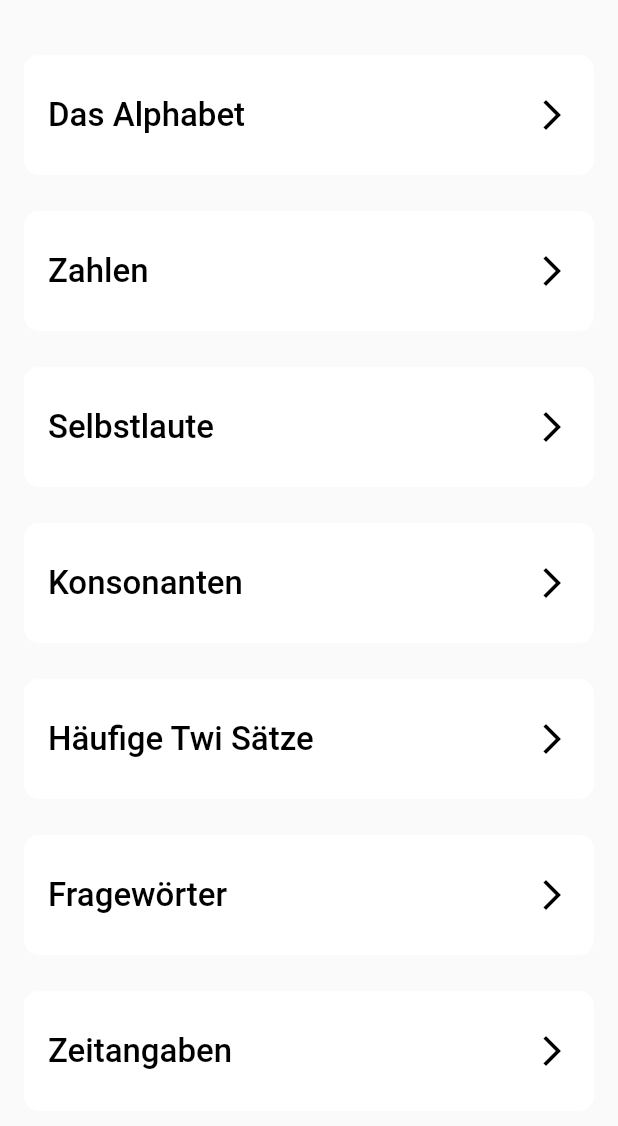
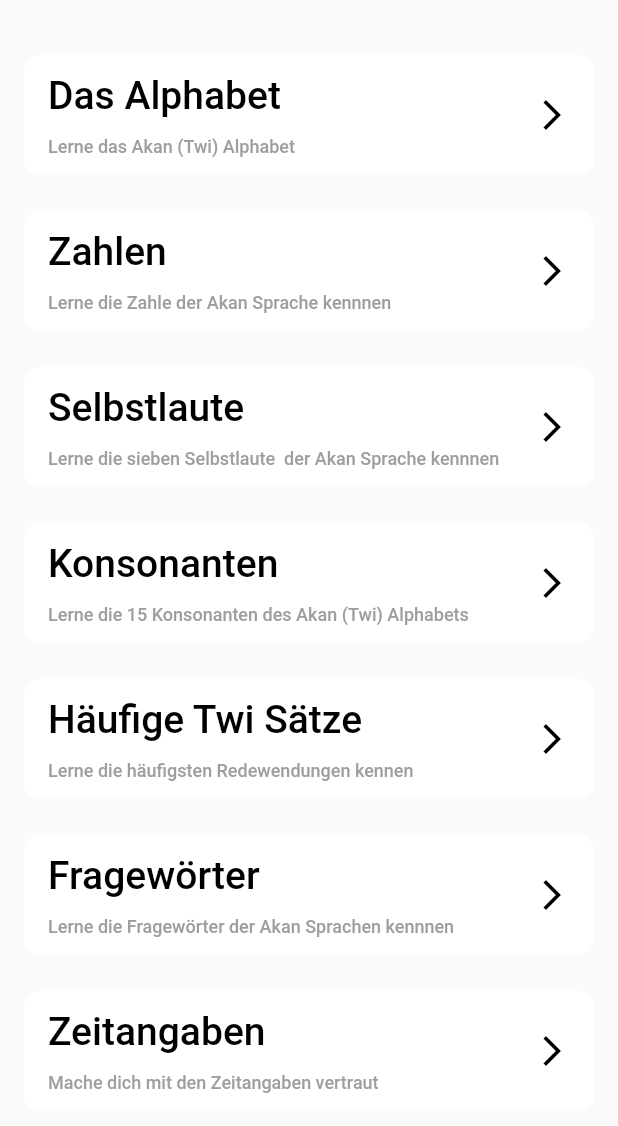
Before and after one commit to BeffJezos/sankofa, a Flutter app: the HomeScreen screen opened directly, on a phone screen of 412 x 824 dp, the part 110-1236 px from its top. Run offline on Flutter 3.47's test engine with Material 2 defaults, Android fonts, the phone set to English and light mode, and no system bars; our stand-ins replace audioplayers, splashscreen.

Commit message:
Viertes Update

```diff
--- a/assets/quize/wochentagequiz.json
+++ b/assets/quize/wochentagequiz.json
@@ -6,7 +6,7 @@
     "4": "Wie lautet der Akan-Tag für Donnerstag?",
     "5": "Wie lautet der Akan-Tag für Freitag?",
     "6": "Wie lautet der Akan-Tag für Samstag?",
-    "7": "Wie lautet der Akan-Tag für Soinntag?",
+    "7": "Wie lautet der Akan-Tag für Sonntag?",
     "8": "Wie lautet der Akan-Tag für Montag?",
     "9": "Wie lautet der Akan-Tag für Dienstag?",
     "10": "Wie lautet der Akan-Tag für Mittwoch?",
@@ -15,7 +15,7 @@
     "13": "Wie lautet der Akan-Tag für Samstag?",
     "14": "Wie lautet der Akan-Tag für Soinntag?",
     "15": "Wie lautet der Akan-Tag für Samstag?",
-    "16": "Wie lautet der Akan-Tag für Soinntag?",
+    "16": "Wie lautet der Akan-Tag für Sonntag?",
     "17": "Wie lautet der Akan-Tag für Montag?",
     "18": "Wie lautet der Akan-Tag für Dienstag?",
     "19": "Wie lautet der Akan-Tag für Mittwoch?",
@@ -24,7 +24,7 @@
   {
     "1": {
       "a": "Memeneda",
-      "b": "Edwoda/Dwoadaa"
+      "b": "Edwoda/Dwoada"
     },
     "2": {
       "a": "Efiada/Fiada",
@@ -35,7 +35,7 @@
       "b": "Kwasiada"
     },
     "4": {
-      "a": "Ebenada/Benad",
+      "a": "Ebenada/Benada",
       "b": "Yawoada"
     },
     "5": {
--- a/lib/button.dart
+++ b/lib/button.dart
@@ -4,10 +4,12 @@ class HomeScreenOptions extends StatelessWidget {
   HomeScreenOptions({
     @required this.onPressed,
     @required this.functionality,
+    @required this.description,
   });
 
   final GestureTapCallback onPressed;
   final String functionality;
+  final String description;
 
   @override
   Widget build(BuildContext context) {
@@ -23,13 +25,28 @@ class HomeScreenOptions extends StatelessWidget {
           child: Row(
             mainAxisAlignment: MainAxisAlignment.spaceBetween,
             children: [
-              Text(
-                functionality,
-                textAlign: TextAlign.center,
-                style: TextStyle(
-                  fontSize: 22.0,
-                  fontFamily: 'Roboto',
-                ),
+              Column(
+                mainAxisAlignment: MainAxisAlignment.spaceEvenly,
+                crossAxisAlignment: CrossAxisAlignment.start,
+                children: [
+                  Text(
+                    functionality,
+                    textAlign: TextAlign.start,
+                    style: TextStyle(
+                      fontSize: 26.0,
+                      fontFamily: 'Roboto',
+                    ),
+                  ),
+                  Text(
+                    description,
+                    textAlign: TextAlign.start,
+                    style: TextStyle(
+                      fontSize: 12.0,
+                      fontFamily: 'Roboto',
+                      color: Colors.grey,
+                    ),
+                  ),
+                ],
               ),
               Icon(Icons.arrow_forward_ios_sharp),
             ],
--- a/lib/home_screen.dart
+++ b/lib/home_screen.dart
@@ -69,6 +69,7 @@ class _HomescreenState extends State<HomeScreen> {
                       padding: const EdgeInsets.all(12.0),
                       child: HomeScreenOptions(
                         functionality: 'Das Alphabet',
+                        description: 'Lerne das Akan (Twi) Alphabet',
                         onPressed: () {
                           Navigator.pushNamed(context, Alphabet.id);
                         },
@@ -78,6 +79,7 @@ class _HomescreenState extends State<HomeScreen> {
                       padding: const EdgeInsets.all(12.0),
                       child: HomeScreenOptions(
                         functionality: 'Zahlen',
+                        description: 'Lerne die Zahle der Akan Sprache kennnen',
                         onPressed: () {
                           Navigator.pushNamed(context, Zahlen.id);
                         },
@@ -87,6 +89,7 @@ class _HomescreenState extends State<HomeScreen> {
                       padding: const EdgeInsets.all(12.0),
                       child: HomeScreenOptions(
                         functionality: 'Selbstlaute',
+                        description: 'Lerne die sieben Selbstlaute  der Akan Sprache kennnen',
                         onPressed: () {
                           Navigator.pushNamed(context, Selbstlaute.id);
                         },
@@ -96,6 +99,7 @@ class _HomescreenState extends State<HomeScreen> {
                       padding: const EdgeInsets.all(12.0),
                       child: HomeScreenOptions(
                         functionality: 'Konsonanten',
+                        description: 'Lerne die 15 Konsonanten des Akan (Twi) Alphabets',
                         onPressed: () {
                           Navigator.pushNamed(context, Konsonanten.id);
                         },
@@ -105,6 +109,7 @@ class _HomescreenState extends State<HomeScreen> {
                       padding: const EdgeInsets.all(12.0),
                       child: HomeScreenOptions(
                         functionality: 'Häufige Twi Sätze',
+                        description: 'Lerne die häufigsten Redewendungen kennen',
                         onPressed: () {
                           Navigator.pushNamed(context, Haeufigesaetze.id);
                         },
@@ -114,6 +119,7 @@ class _HomescreenState extends State<HomeScreen> {
                       padding: const EdgeInsets.all(12.0),
                       child: HomeScreenOptions(
                         functionality: 'Fragewörter',
+                        description: 'Lerne die Fragewörter der Akan Sprachen kennnen',
                         onPressed: () {
                           Navigator.pushNamed(
                               context, FragewoerterundRichtungsangaben.id);
@@ -124,6 +130,7 @@ class _HomescreenState extends State<HomeScreen> {
                       padding: const EdgeInsets.all(12.0),
                       child: HomeScreenOptions(
                         functionality: 'Zeitangaben',
+                        description: 'Mache dich mit den Zeitangaben vertraut',
                         onPressed: () {
                           Navigator.pushNamed(context, Zeitangaben.id);
                         },
@@ -133,6 +140,7 @@ class _HomescreenState extends State<HomeScreen> {
                       padding: const EdgeInsets.all(12.0),
                       child: HomeScreenOptions(
                         functionality: 'Wochentage',
+                        description: 'Lerne die Wochetage der Akan Sprache kennnen',
                         onPressed: () {
                           Navigator.pushNamed(context, Wochentage.id);
                         },
@@ -142,6 +150,7 @@ class _HomescreenState extends State<HomeScreen> {
                       padding: const EdgeInsets.all(12.0),
                       child: HomeScreenOptions(
                         functionality: 'Lebensmittel',
+                        description: 'Lerne die Lebensmittel auf Twi kennen',
                         onPressed: () {
                           Navigator.pushNamed(context, Lebensmittel.id);
                         },
@@ -151,6 +160,7 @@ class _HomescreenState extends State<HomeScreen> {
                       padding: const EdgeInsets.all(12.0),
                       child: HomeScreenOptions(
                         functionality: 'Farben',
+                        description: 'Mache dich mit den Farbe der Akan Sprache vertraut',
                         onPressed: () {
                           Navigator.pushNamed(context, Farben.id);
                         },
@@ -160,6 +170,7 @@ class _HomescreenState extends State<HomeScreen> {
                       padding: const EdgeInsets.all(12.0),
                       child: HomeScreenOptions(
                         functionality: 'Tiere',
+                        description: 'Lerne die Tiere der Akan Sprache kennnen',
                         onPressed: () {
                           Navigator.pushNamed(context, Tiere.id);
                         },
@@ -169,6 +180,7 @@ class _HomescreenState extends State<HomeScreen> {
                       padding: const EdgeInsets.all(12.0),
                       child: HomeScreenOptions(
                           functionality: 'Sankofa Sprachkurs',
+                          description: 'Erfahre mehr über den Sankofa Sprachkurs',
                           onPressed: () {
                             Navigator.pushNamed(context, Sprachkurs.id);
                           }),
--- a/lib/quizscreens/quizhome.dart
+++ b/lib/quizscreens/quizhome.dart
@@ -131,7 +131,7 @@ class _QuizHomeState extends State<QuizHome> {
           customcard("Farben", images[0], des[0]),
           customcard("Zahlen", images[1], des[1]),
           customcard("Lebensmittel", images[2], des[2]),
-          customcard("Wochentage und Namen", images[3], des[3]),
+          customcard("Wochentage", images[3], des[3]),
           customcard("Konsonanten", images[4], des[4]),
           customcard("Selbstlaute", images[5], des[5]),
           customcard("Häufige Twi Sätze", images[6], des[6]),
--- a/lib/quizscreens/quizpage.dart
+++ b/lib/quizscreens/quizpage.dart
@@ -27,7 +27,7 @@ class Getjson extends StatelessWidget {
       assettoload = "assets/quize/numberquiz.json";
     } else if (langname == "Lebensmittel") {
       assettoload = "assets/quize/lebensmittelquiz.json";
-    } else if (langname == "Wochentage und Namen") {
+    } else if (langname == "Wochentage") {
       assettoload = "assets/quize/wochentagequiz.json";
     } else if (langname == "Konsonanten") {
       assettoload = "assets/quize/konsonantenquiz";
@@ -230,6 +230,7 @@ class _quizpageState extends State<quizpage> {
         onPressed: () => checkanswer(k),
         child: Text(
           mydata[1][i.toString()][k],
+          textAlign: TextAlign.center,
           style: TextStyle(
             color: Colors.white,
             fontFamily: "Roboto",
--- a/lib/quizscreens/resultpage.dart
+++ b/lib/quizscreens/resultpage.dart
@@ -22,11 +22,11 @@ class _ResultpageState extends State<Resultpage> {
 
   @override
   void initState() {
-    if (marks < 10) {
+    if (marks < 50) {
       image = images[2];
       message = "Strenge dich beim nächsten Mal mehr an!\n" +
           "Dein Ergebnis: $marks Punkte!";
-    } else if (marks < 15) {
+    } else if (marks < 70) {
       image = images[1];
       message = "Das war nicht schlecht, aber du kannst es besser!\n" +
           "Dein Ergebnis: $marks Punkte!";
--- a/lib/styles.dart
+++ b/lib/styles.dart
@@ -14,6 +14,6 @@ const kNormalStyle = TextStyle(
 
 const kAuswahlStyle = TextStyle(
   color: Colors.white,
-  fontSize: 22.0,
+  fontSize: 24.0,
   fontWeight: FontWeight.w300,
 );
--- a/pubspec.yaml
+++ b/pubspec.yaml
@@ -60,8 +60,8 @@ flutter:
     - assets/tiere/
     - assets/images/thesac-sanky.jpg
     - assets/images/Sankofa_Sprachkurs.png
-    - assets/images/Congo.png
-    - assets/images/Swahili Flagge.png
+    - assets/images/Lingala.jpeg
+    - assets/images/Swahili.jpeg
     - assets/images/unnamed.png
     - assets/images/KomplettesQuizBild.jpeg
     - assets/images/FarbenBild.jpeg
```
Also changed, not shown: lib/auswahlscreen.dart (+8 -7 lines), assets/images/Congo.png (deleted), assets/images/Lingala.jpeg (added), assets/images/Swahili.jpeg (added).
